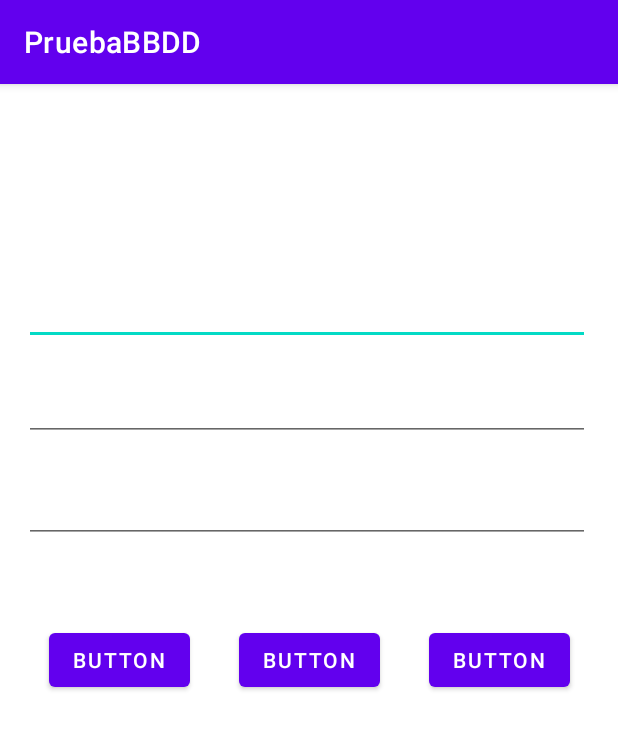
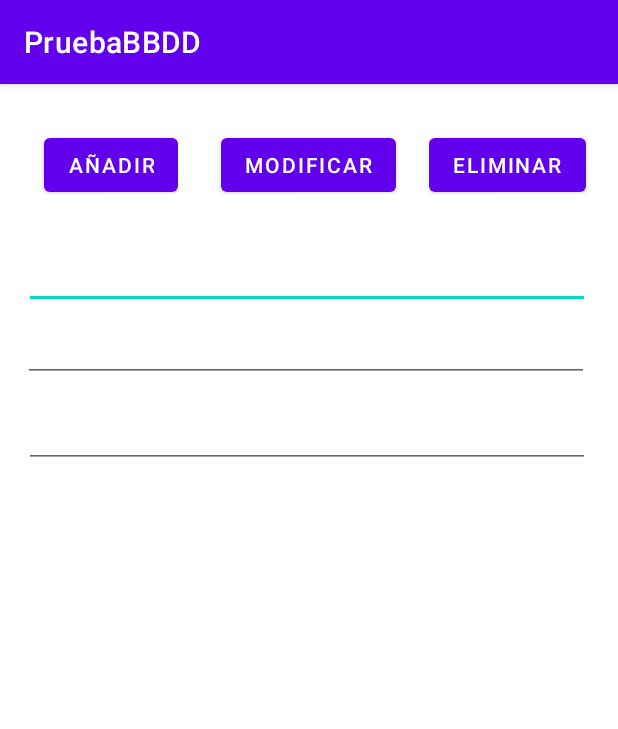
Before and after one commit to anmechavez/ProyectoGrupal, an Android app: the screen it shows after launch (MainActivity), on a phone screen of 412 x 824 dp. Shown: the top 729 px of the screen. Run offline under Robolectric (Android 15) with nearby library versions, the phone set to English and light mode, and no system bars.

Commit message:
Prueba funcional

```diff
--- a/app/src/main/res/layout/activity_main.xml
+++ b/app/src/main/res/layout/activity_main.xml
@@ -10,78 +10,81 @@
         android:id="@+id/empleadosTextView"
         android:layout_width="wrap_content"
         android:layout_height="wrap_content"
-        android:text="TextView"
         app:layout_constraintBottom_toBottomOf="parent"
         app:layout_constraintEnd_toEndOf="parent"
         app:layout_constraintHorizontal_bias="0.498"
         app:layout_constraintStart_toStartOf="parent"
         app:layout_constraintTop_toTopOf="parent"
-        app:layout_constraintVertical_bias="0.108" />
+        app:layout_constraintVertical_bias="0.351" />
+
+    <EditText
+        android:id="@+id/apellidoEditText"
+        android:layout_width="377dp"
+        android:layout_height="42dp"
+        android:layout_marginBottom="588dp"
+        app:layout_constraintBottom_toBottomOf="parent"
+        app:layout_constraintEnd_toEndOf="parent"
+        app:layout_constraintHorizontal_bias="0.47"
+        app:layout_constraintStart_toStartOf="parent"
+        app:layout_constraintTop_toBottomOf="@+id/actualizarEmpleadoButton" />
 
     <EditText
         android:id="@+id/nombreEditText"
         android:layout_width="377dp"
         android:layout_height="42dp"
-        android:layout_marginTop="32dp"
+        android:layout_marginBottom="440dp"
         app:layout_constraintBottom_toBottomOf="parent"
         app:layout_constraintEnd_toEndOf="parent"
         app:layout_constraintHorizontal_bias="0.47"
         app:layout_constraintStart_toStartOf="parent"
-        app:layout_constraintTop_toBottomOf="@+id/empleadosTextView"
-        app:layout_constraintVertical_bias="0.0" />
-
-    <EditText
-        android:id="@+id/apellidoEditText"
-        android:layout_width="377dp"
-        android:layout_height="42dp"
-        android:layout_marginTop="96dp"
-        app:layout_constraintBottom_toBottomOf="parent"
-        app:layout_constraintEnd_toEndOf="parent"
-        app:layout_constraintHorizontal_bias="0.47"
-        app:layout_constraintStart_toStartOf="parent"
-        app:layout_constraintTop_toBottomOf="@+id/empleadosTextView"
-        app:layout_constraintVertical_bias="0.0" />
+        app:layout_constraintTop_toBottomOf="@+id/puestoEditText"
+        app:layout_constraintVertical_bias="0.175" />
 
     <EditText
         android:id="@+id/puestoEditText"
         android:layout_width="377dp"
         android:layout_height="42dp"
-        android:layout_marginTop="164dp"
+        android:layout_marginBottom="500dp"
         app:layout_constraintBottom_toBottomOf="parent"
         app:layout_constraintEnd_toEndOf="parent"
-        app:layout_constraintHorizontal_bias="0.47"
+        app:layout_constraintHorizontal_bias="0.441"
         app:layout_constraintStart_toStartOf="parent"
-        app:layout_constraintTop_toBottomOf="@+id/empleadosTextView"
-        app:layout_constraintVertical_bias="0.0" />
+        app:layout_constraintTop_toBottomOf="@+id/apellidoEditText"
+        app:layout_constraintVertical_bias="0.086" />
+
+    <Button
+        android:id="@+id/actualizarEmpleadoButton"
+        android:layout_width="wrap_content"
+        android:layout_height="wrap_content"
+        android:text="Modificar"
+        app:layout_constraintBottom_toBottomOf="parent"
+        app:layout_constraintEnd_toEndOf="parent"
+        app:layout_constraintHorizontal_bias="0.498"
+        app:layout_constraintStart_toStartOf="parent"
+        app:layout_constraintTop_toTopOf="parent"
+        app:layout_constraintVertical_bias="0.042" />
 
     <Button
         android:id="@+id/agregarEmpleadoButton"
         android:layout_width="wrap_content"
         android:layout_height="wrap_content"
-        android:text="Button"
+        android:text="Añadir"
         app:layout_constraintBottom_toBottomOf="@+id/actualizarEmpleadoButton"
         app:layout_constraintEnd_toStartOf="@+id/actualizarEmpleadoButton"
         app:layout_constraintStart_toStartOf="parent"
-        app:layout_constraintTop_toTopOf="@+id/actualizarEmpleadoButton" />
-
-    <Button
-        android:id="@+id/actualizarEmpleadoButton"
-        android:layout_width="wrap_content"
-        android:layout_height="wrap_content"
-        android:text="Button"
-        app:layout_constraintBottom_toBottomOf="parent"
-        app:layout_constraintEnd_toEndOf="parent"
-        app:layout_constraintStart_toStartOf="parent"
-        app:layout_constraintTop_toTopOf="parent" />
+        app:layout_constraintTop_toTopOf="@+id/actualizarEmpleadoButton"
+        app:layout_constraintVertical_bias="0.0" />
 
     <Button
         android:id="@+id/eliminarEmpleadoButton"
         android:layout_width="wrap_content"
         android:layout_height="wrap_content"
-        android:text="Button"
+        android:text="Eliminar"
         app:layout_constraintBottom_toBottomOf="@+id/actualizarEmpleadoButton"
         app:layout_constraintEnd_toEndOf="parent"
+        app:layout_constraintHorizontal_bias="0.507"
         app:layout_constraintStart_toEndOf="@+id/actualizarEmpleadoButton"
-        app:layout_constraintTop_toTopOf="@+id/actualizarEmpleadoButton" />
+        app:layout_constraintTop_toTopOf="@+id/actualizarEmpleadoButton"
+        app:layout_constraintVertical_bias="0.0" />
 
 </androidx.constraintlayout.widget.ConstraintLayout>
```
